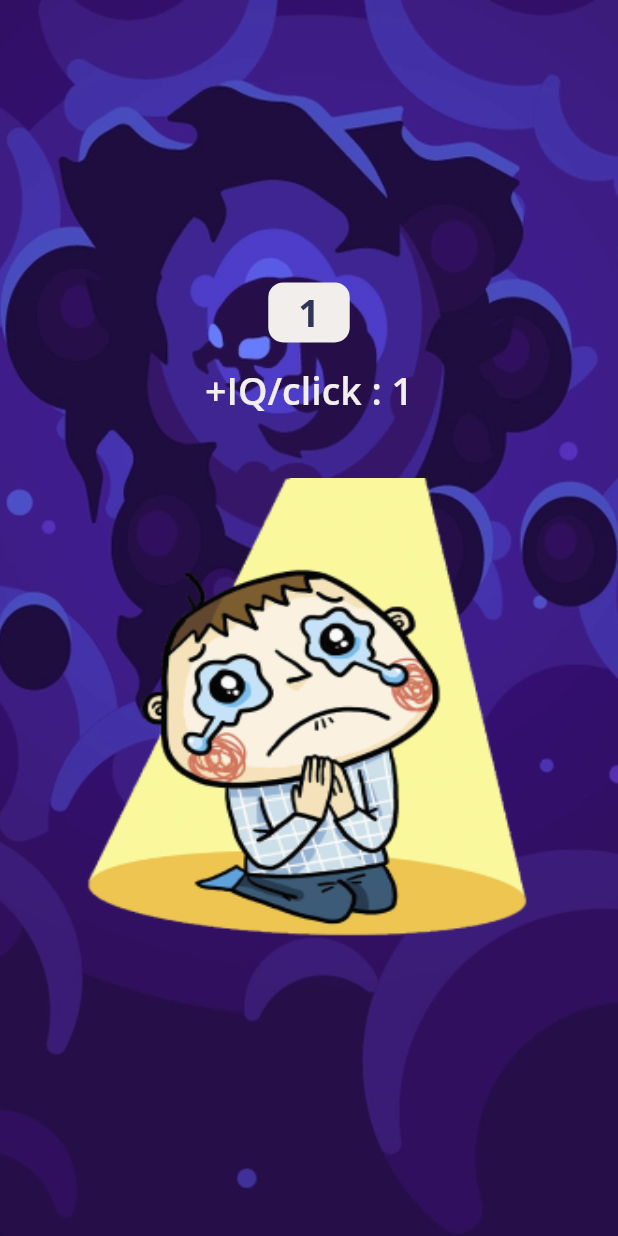
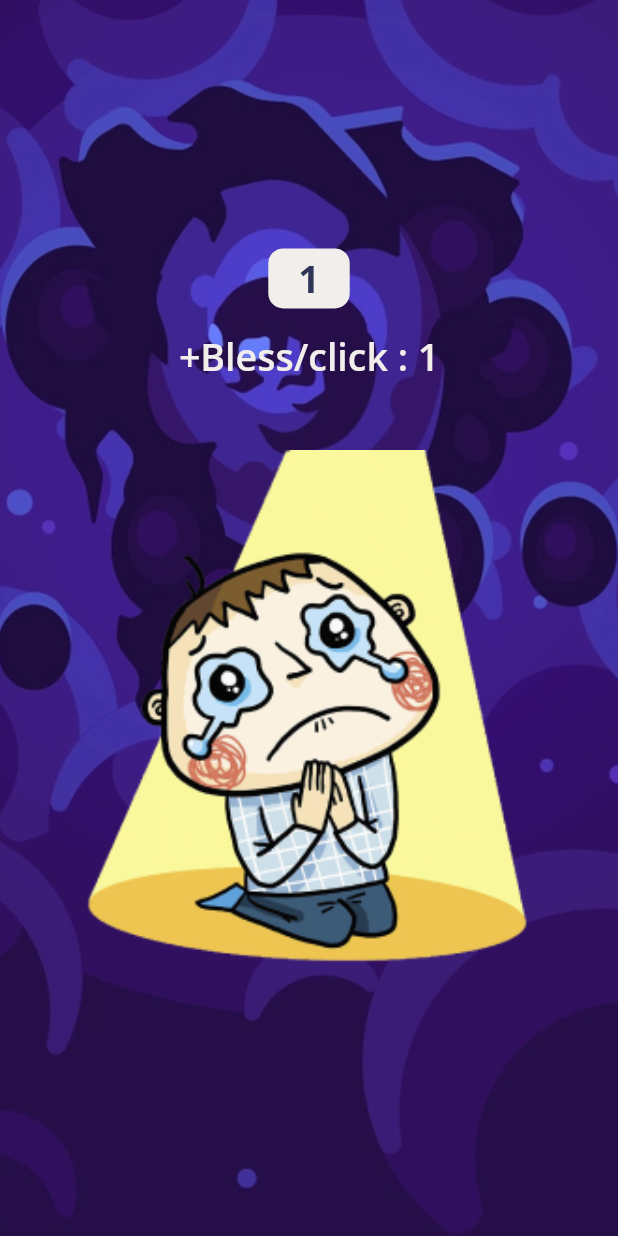
Before and after one commit to Nikolay-leukhin/clicker, a Flutter app: the BlessPage screen opened directly, on a phone screen of 412 x 824 dp. Run offline on Flutter 3.47's test engine with Material 2 defaults, Android fonts, the phone set to English and light mode, and no system bars; our stand-ins replace bloc, flutter_bloc, google_fonts, shared_preferences; accounts and stored records are empty.

Commit message:
-fixed img overheight

```diff
--- a/lib/view/pages/home/bless_page.dart
+++ b/lib/view/pages/home/bless_page.dart
@@ -47,7 +47,7 @@ class _BlessPageState extends State<BlessPage> {
             SizedBox(
               height:15,
             ),
-            Text("+IQ/click : ${context.read<UserRepository>().respectIncrementSetter.toString()}", style: Theme.of(context).textTheme.headlineMedium,),
+            Text("+Bless/click : ${context.read<UserRepository>().respectIncrementSetter.toString()}", style: Theme.of(context).textTheme.headlineMedium,),
             SizedBox(
               height: MediaQuery.of(context).size.height * 0.05,
             ),
@@ -61,7 +61,7 @@ class _BlessPageState extends State<BlessPage> {
                 child: Container(
                   alignment: Alignment.center,
                   width: MediaQuery.of(context).size.width * 0.86,
-                  height: MediaQuery.of(context).size.width * 0.77,
+                  height: MediaQuery.of(context).size.height * 0.44,
                   child: AnimatedContainer(
                     onEnd: () {
                       setState(() {
@@ -72,10 +72,10 @@ class _BlessPageState extends State<BlessPage> {
                     },
                     duration: Duration(milliseconds: 90),
                     width: _toogle ? MediaQuery.of(context).size.width * 0.8 : MediaQuery.of(context).size.width * 0.86,
-                    height: _toogle ? MediaQuery.of(context).size.width * 0.7 : MediaQuery.of(context).size.width * 0.77,
+                    height: _toogle ? MediaQuery.of(context).size.height * 0.4 : MediaQuery.of(context).size.height * 0.44,
                     decoration: BoxDecoration(
                       image: DecorationImage(
-                        fit: BoxFit.fill,
+                        fit: BoxFit.contain,
                         image: AssetImage("assets/knees.png"),
                       ),
                     ),
--- a/lib/view/pages/home/iq_page.dart
+++ b/lib/view/pages/home/iq_page.dart
@@ -61,7 +61,7 @@ class _IqPageState extends State<IqPage> {
                   child: Container(
                     alignment: Alignment.center,
                     width: MediaQuery.of(context).size.width * 0.86,
-                    height: MediaQuery.of(context).size.width * 0.77,
+                    height: MediaQuery.of(context).size.height * 0.44,
                     child: AnimatedContainer(
                       onEnd: () {
                         setState(() {
@@ -72,10 +72,10 @@ class _IqPageState extends State<IqPage> {
                       },
                       duration: Duration(milliseconds: 90),
                       width: _toogle ? MediaQuery.of(context).size.width * 0.8 : MediaQuery.of(context).size.width * 0.86,
-                      height: _toogle ? MediaQuery.of(context).size.width * 0.7 : MediaQuery.of(context).size.width * 0.77,
+                      height: _toogle ? MediaQuery.of(context).size.height * 0.4 : MediaQuery.of(context).size.width * 0.44,
                       decoration: BoxDecoration(
                         image: DecorationImage(
-                          fit: BoxFit.fill,
+                          fit: BoxFit.contain,
                           image: AssetImage("assets/brains.png"),
                         ),
                       ),
```
